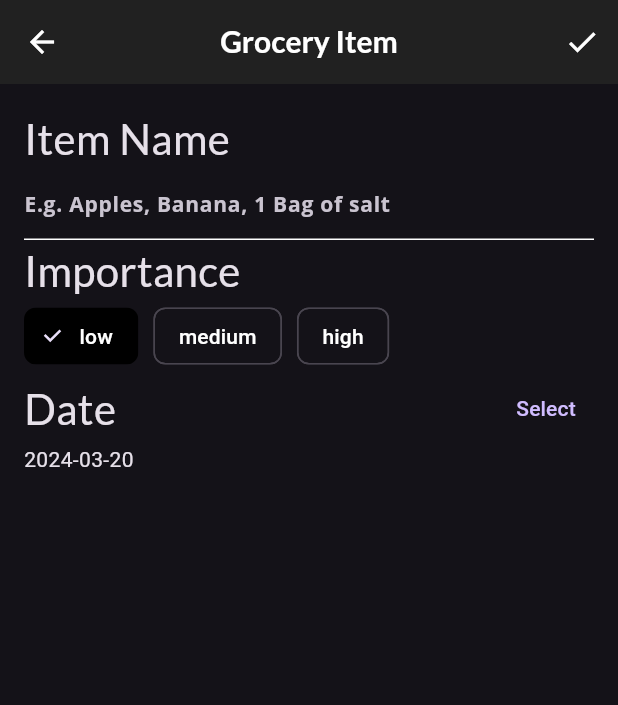
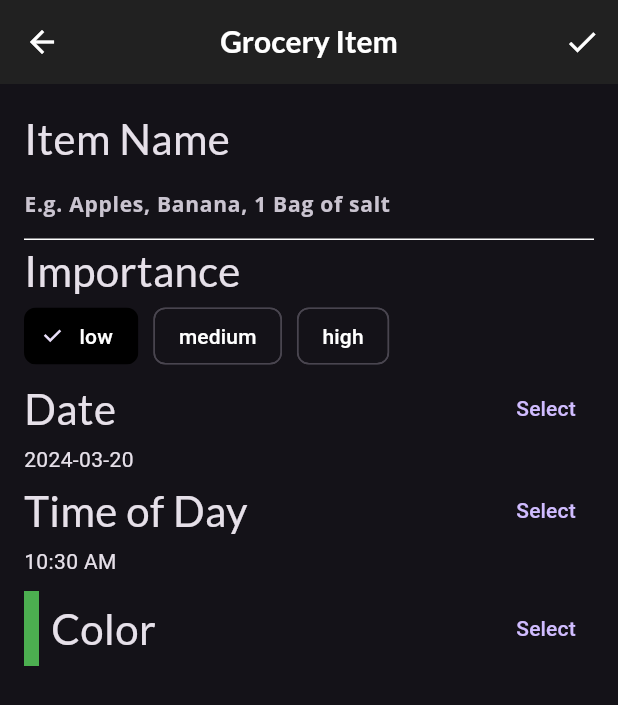
Before and after one commit to oladejomubarak/Fooderlich, a Flutter app: the screen it shows after launch, item 3 of the bottom bar chosen, after a tap on the "add" icon, on a phone screen of 412 x 824 dp. Shown: the top 705 px of the screen. Run offline on Flutter 3.47's test engine with Material 3 defaults, Android fonts, the phone set to English and light mode, and no system bars; our stand-ins replace flutter_colorpicker, google_fonts.

Commit message:
adding items to screen

```diff
--- a/lib/screens/grocery_item_screen.dart
+++ b/lib/screens/grocery_item_screen.dart
@@ -94,7 +94,10 @@ class _GroceryItemScreenState extends State<GroceryItemScreen> {
             // TODO 15: Add date picker
             buildDateField(context),
             // TODO 16: Add time picker
+            buildTimeField(context),
             // TODO 17: Add color picker
+            const SizedBox(height: 10.0),
+            buildColorPicker(context),
             // TODO 18: Add slider
             // TODO: 19: Add Grocery Tile
           ],),),
@@ -215,4 +218,79 @@ class _GroceryItemScreenState extends State<GroceryItemScreen> {
           Text('${DateFormat('yyyy-MM-dd').format(_dueDate)}'),
       ],);
   }
+  Widget buildTimeField(BuildContext context) {
+    return Column(
+      crossAxisAlignment: CrossAxisAlignment.start,
+      children: [
+        Row(
+            mainAxisAlignment: MainAxisAlignment.spaceBetween,
+            children: [
+              Text('Time of Day', style: GoogleFonts.lato(fontSize:
+              28.0),),
+              TextButton(
+                child: const Text('Select'),
+                onPressed: () async {
+                  // 1
+                  final timeOfDay = await showTimePicker(
+                    // 2
+                    initialTime: TimeOfDay.now(),
+                    context: context,
+                  );
+                  // 3
+                  setState(() {
+                    if (timeOfDay != null) {
+                      _timeOfDay = timeOfDay;
+                    }
+                  });
+                },),
+            ]),
+        if (_timeOfDay != null)
+          Text('${_timeOfDay.format(context)}'),
+      ],);
+  }
+  Widget buildColorPicker(BuildContext context) {
+    // 1
+    return Row(
+      mainAxisAlignment: MainAxisAlignment.spaceBetween,
+      children: [
+        // 2
+        Row(
+          children: [
+            Container(height: 50.0, width: 10.0, color:
+            _currentColor,),
+            const SizedBox(width: 8.0),
+            Text('Color', style: GoogleFonts.lato(fontSize:
+            28.0),),
+          ],
+        ),
+        // 3
+        TextButton(
+            child: const Text('Select'),
+            onPressed: () {
+              // 4
+              showDialog(
+                context: context,
+                builder: (context) {
+                  // 5
+                  return AlertDialog(
+                    content: BlockPicker(
+                      pickerColor: Colors.white,
+                      // 6
+                      onColorChanged: (color) {
+                        setState(() => _currentColor = color);
+                      },),
+                    actions: [
+                      // 7
+                      TextButton(
+                        child: const Text('Save'),
+                        onPressed: () {
+                          Navigator.of(context).pop();
+                        },
+                      ),
+                    ],
+                  );
+                },);
+            })
+      ],);
+  }
 }
```
